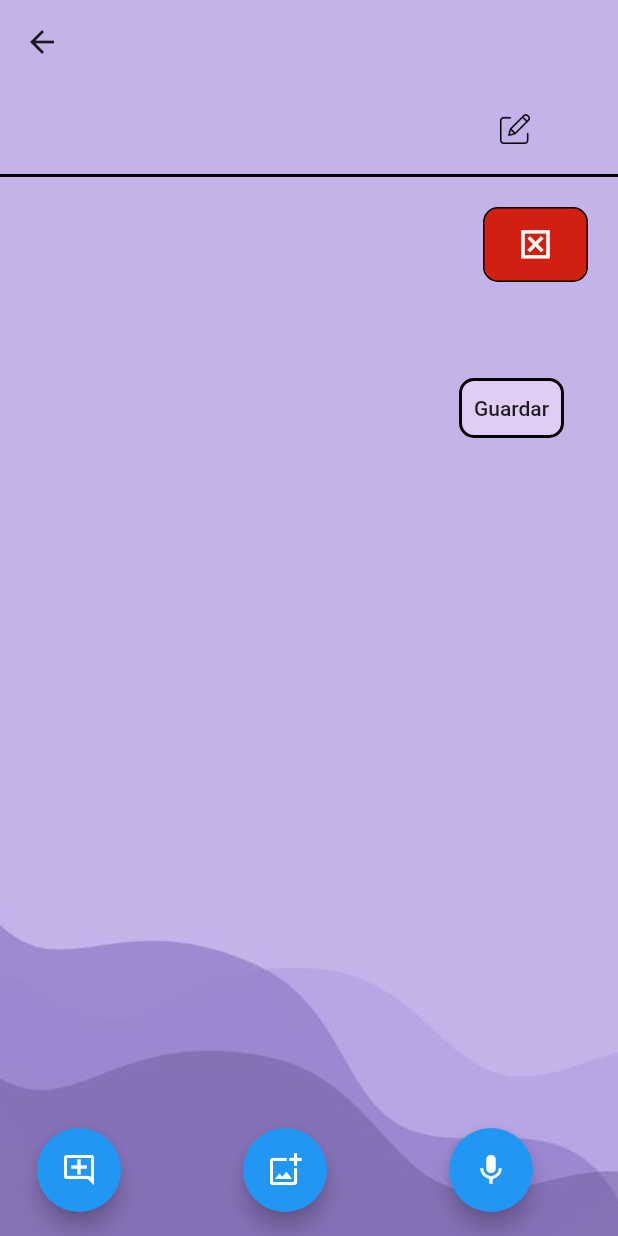
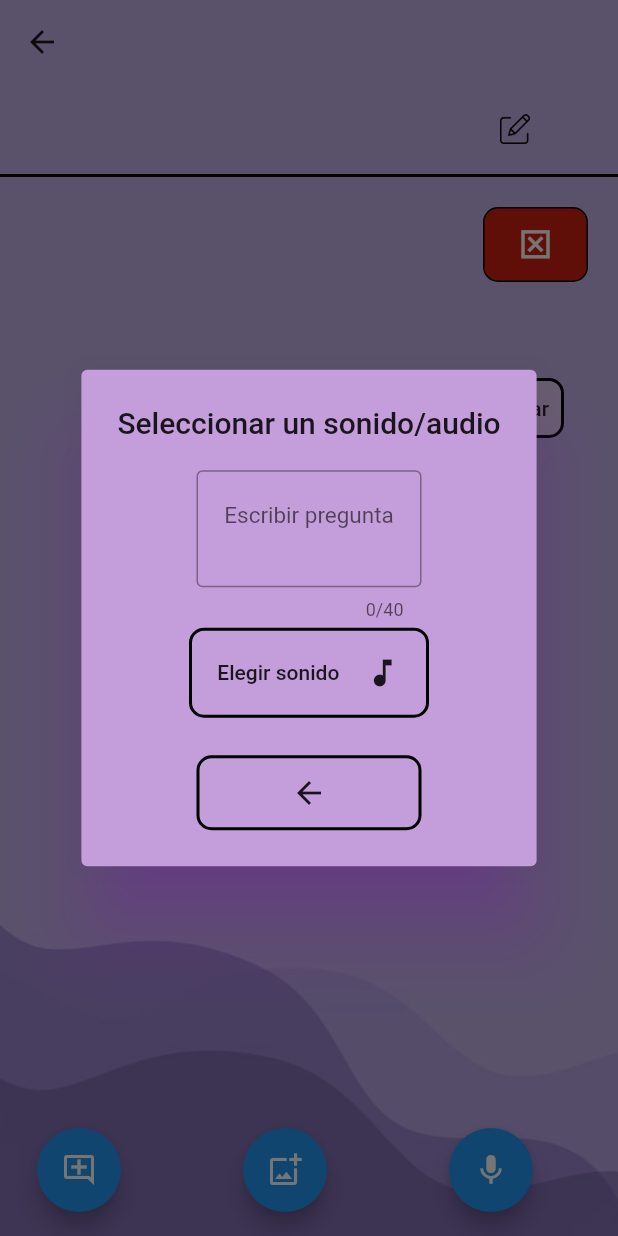
Before and after one commit to Diego-Chachagua/ingles, a Flutter app: the VerTarea screen opened directly, after a tap on the "mic" icon, on a phone screen of 412 x 824 dp. Run offline on Flutter 3.47's test engine with Material 2 defaults, Android fonts, the phone set to English and light mode, and no system bars; our stand-ins replace file_picker, flutter_local_notifications, image_picker, simple_gradient_text; missing offline and left inert: flutter_sound, flutter_windowmanager; network calls fail; project files that could hold a hidden picture were left out.

Commit message:
cambios importanes

```diff
--- a/lib/screens/vertarea.dart
+++ b/lib/screens/vertarea.dart
@@ -6,9 +6,7 @@ import '../developer/consultasf.dart';
 import 'package:image_picker/image_picker.dart';
 import 'dart:io';
 import 'dart:convert';
-import 'package:flutter_sound/flutter_sound.dart';
-import 'package:permission_handler/permission_handler.dart';
-
+import 'package:file_picker/file_picker.dart';
 void main() {
   runApp(MaterialApp(
     title: 'Navigation Basics',
@@ -39,7 +37,24 @@ class _VerTareaEState extends State<VerTarea> {
   GlobalKey<FormState> formdeleteask = GlobalKey<FormState>();
   GlobalKey<FormState> deleteimg = GlobalKey<FormState>();
   GlobalKey<FormState> addimg = GlobalKey<FormState>();
+  GlobalKey<FormState> addsound = GlobalKey<FormState>();
   File? imagen;
+
+  //funciones para almacener archivos de tipo audio
+  Future<void> pickFile() async {
+  FilePickerResult? result = await FilePicker.platform.pickFiles(
+    type: FileType.audio, // Puedes cambiar esto según el tipo de archivo que quieras permitir
+  );
+
+  if (result != null) {
+    String sound = result.files.single.path!;
+    print(sound);
+
+    // Aquí puedes manejar el archivo seleccionado, por ejemplo, mostrar su nombre o cargarlo
+  } else {
+    // El usuario canceló la selección
+  }
+}
 //future para buscar y almacenar imagen
   Future setimage(var ask) async {
     var picturefile =
@@ -437,7 +452,9 @@ class _VerTareaEState extends State<VerTarea> {
               FloatingActionButton(
                 heroTag: 'tag3',
                 onPressed: () {
-                  setState(() {});
+                  setState(() {
+                    _elegirSound(context);
+                  });
                 },
                 child: Icon(Icons.mic),
               ),
@@ -1217,4 +1234,106 @@ class _VerTareaEState extends State<VerTarea> {
           );
         });
   }
+
+  //elegir archivo
+  void _elegirSound(BuildContext context) {
+    showDialog(
+        barrierDismissible: false,
+        context: context,
+        builder: (BuildContext context) {
+          return AlertDialog(
+            shadowColor: Color.fromARGB(255, 170, 63, 233),
+            backgroundColor: Color.fromARGB(255, 196, 158, 218),
+            title: const Text("Seleccionar un sonido/audio"),
+            content: Container(
+              width: 100,
+              height: 240,
+              child: Column(
+                children: [
+                  Container(
+                      width: 150,
+                      height: 100,
+                      child: Form(
+                        key: addsound,
+                        child: TextFormField(
+                          validator: (String? value) {
+                            if (value == null || value.isEmpty) {
+                              return "campo requerido";
+                            }
+                          },
+                          controller: nameask,
+                          textAlign: TextAlign.center,
+                          cursorColor: Colors.black,
+                          maxLines: 2,
+                          maxLength: 40,
+                          decoration: const InputDecoration(
+                            border: OutlineInputBorder(),
+                              hintText: "Escribir pregunta",
+                              hintStyle: TextStyle(fontSize: 15)),
+                        ),
+                      )),
+                  MaterialButton(
+                    onPressed: () {
+                      var ask = nameask.text;
+                      if (addsound.currentState!.validate()) {
+                        pickFile();
+                        nameask.text = "";
+                        Navigator.pop(context);
+                        obtenerpreguntas();
+                        final snackBar = SnackBar(
+                            backgroundColor: Color.fromARGB(255, 155, 118, 214),
+                            shape: Border.all(width: 1),
+                            showCloseIcon: true,
+                            closeIconColor: Color.fromARGB(255, 230, 230, 230),
+                            content:
+                                Text("Es necesario refrescar la pantalla"));
+                        ScaffoldMessenger.of(context).showSnackBar(snackBar);
+                      }
+                    },
+                    minWidth: 40,
+                    height: 70,
+                    child:Container(
+                      width: 160,
+                      height: 60,
+                      decoration: BoxDecoration(
+                        border: Border.all(width: 2),
+                        borderRadius: BorderRadius.circular(10),
+                      ),
+                      child: Center(
+                          child: Row(
+                            mainAxisAlignment:MainAxisAlignment.spaceEvenly ,
+                        children: const [
+                          Text("Elegir sonido"),
+                          Icon(Icons.music_note_sharp)
+                        ],
+                      )),
+                    ),
+                  ),
+                  Padding(padding: EdgeInsets.all(10)),
+                  MaterialButton(
+                      onPressed: () {
+                        Navigator.pop(context);
+                      },
+                      child: Container(
+                        width: 150,
+                        height: 50,
+                        decoration: BoxDecoration(
+                          border: Border.all(width: 2),
+                          borderRadius: BorderRadius.circular(10),
+                        ),
+                        child: Row(
+                          mainAxisAlignment: MainAxisAlignment.spaceAround,
+                          children: [
+                            Icon(Icons.arrow_back),
+                          ],
+                        ),
+                      ),
+                    )
+                ],
+              ),
+            ),
+
+          );
+        });
+  }
 }
--- a/pubspec.yaml
+++ b/pubspec.yaml
@@ -43,6 +43,7 @@ dependencies:
   intl: ^0.18.1
   flutter_local_notifications: ^15.1.0+1
   permission_handler: ^10.4.3
+  file_picker: ^5.3.1
 
 dev_dependencies:
   flutter_test:
```
Also changed, not shown: pubspec.lock.
